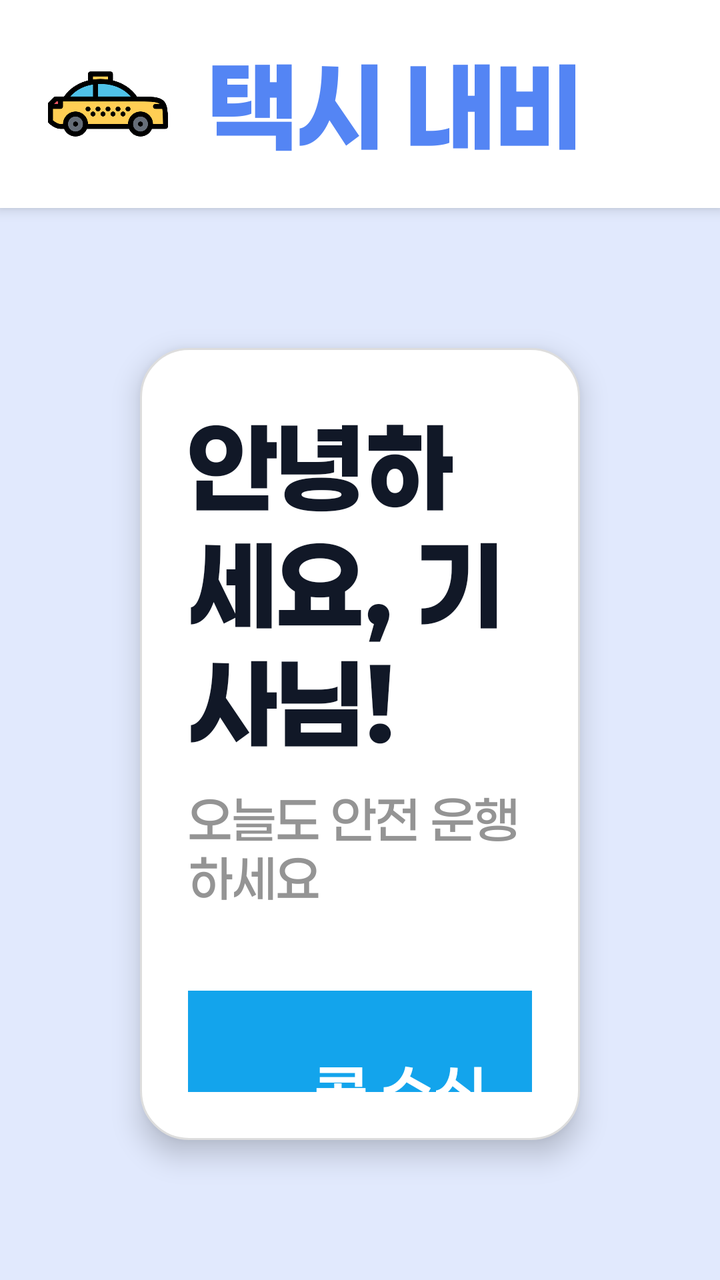
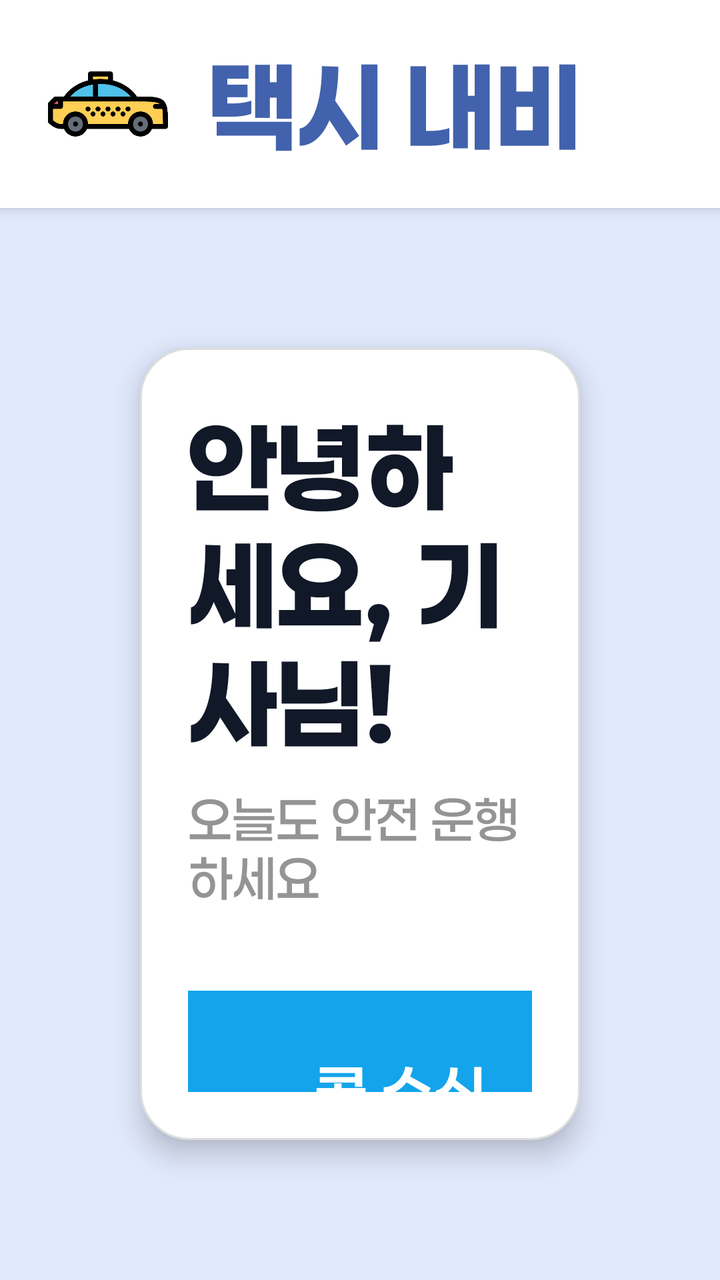

An Android layout rendered at two revisions. The XML below is the earlier revision; the diff shows what the commit changed to produce the second picture.
<!-- AndroidManifest.xml: activity theme Theme.TaxiApp -->
<!-- res/layout/activity_main.xml -->
<?xml version="1.0" encoding="utf-8"?>
<RelativeLayout xmlns:android="http://schemas.android.com/apk/res/android"
    xmlns:app="http://schemas.android.com/apk/res-auto"
    android:layout_width="match_parent"
    android:layout_height="match_parent"
    android:background="#E1E9FD">

    
    <LinearLayout
        android:id="@+id/header"
        android:layout_width="match_parent"
        android:layout_height="104dp"
        android:background="#FFFFFF"
        android:elevation="4dp"
        android:orientation="horizontal"
        android:paddingStart="24dp"
        android:paddingEnd="24dp"
        android:gravity="center_vertical">

        <ImageView
            android:layout_width="60dp"
            android:layout_height="60dp"
            android:src="@drawable/taxi" />

        <TextView
            android:layout_width="wrap_content"
            android:layout_height="wrap_content"
            android:layout_marginStart="20dp"
            android:text="택시 내비"
            android:fontFamily="@font/f_extrabold"
            android:textAppearance="@style/TextAppearance.AppCompat.Body1"
            android:textColor="#5485F4"
            android:textSize="50sp" />
    </LinearLayout>

    
    <LinearLayout
        android:id="@+id/main_card"
        android:layout_width="850dp"
        android:layout_height="500dp"
        android:layout_below="@id/header"
        android:layout_margin="70dp"
        android:orientation="vertical"
        android:padding="24dp"
        android:background="@drawable/rounded_card"
        android:elevation="8dp"
        android:layout_centerHorizontal="true">

        
        <TextView
            android:layout_width="wrap_content"
            android:layout_height="wrap_content"
            android:text="안녕하세요, 기사님!"
            android:fontFamily="@font/f_extrabold"
            android:textSize="50sp"
            android:textColor="#111827"
            android:layout_gravity="center_horizontal"/>


        <TextView
            android:layout_width="wrap_content"
            android:layout_height="wrap_content"
            android:text="오늘도 안전 운행하세요"
            android:fontFamily="@font/f_medium"
            android:textSize="25sp"
            android:textColor="#949494"
            android:layout_marginTop="8dp"
            android:layout_gravity="center_horizontal" />

        
        <LinearLayout
            android:layout_width="match_parent"
            android:layout_height="300dp"
            android:layout_marginTop="40dp"
            android:orientation="vertical"
            android:gravity="center_horizontal">


            <Button
                android:id="@+id/btnCallReceive"
                android:layout_width="500dp"
                android:layout_height="100dp"
                android:layout_marginHorizontal="16dp"
                android:layout_marginBottom="40dp"
                android:background="@drawable/rounded_button_outline"
                android:backgroundTint="#13A4EC"
                android:contentDescription="콜 수신 버튼"
                android:drawableStart="@drawable/ic_phone"
                android:drawablePadding="16dp"
                android:elevation="2dp"
                android:fontFamily="@font/f_semibold"
                android:paddingTop="16dp"
                android:paddingBottom="16dp"
                android:text="콜 수신"
                android:textColor="#FFFFFF"
                android:textSize="30sp" />

            <Button
                android:id="@+id/btnRecommendSpot"
                android:layout_width="500dp"
                android:layout_height="100dp"
                android:layout_marginHorizontal="16dp"
                android:background="@drawable/rounded_button_solid"
                android:backgroundTint="#F97316"
                android:contentDescription="대기 장소 추천 버튼"
                android:drawableStart="@drawable/ic_marker"
                android:drawablePadding="16dp"
                android:elevation="2dp"
                android:fontFamily="@font/f_semibold"
                android:paddingTop="16dp"
                android:paddingBottom="16dp"
                android:text="대기 장소 추천"
                android:textColor="#FFFFFF"
                android:textSize="30sp" />
        </LinearLayout>
    </LinearLayout>

</RelativeLayout>
<!-- resources referenced by this layout -->
<resources>
  <!-- drawable ic_marker (drawable) -->
  <vector xmlns:android="http://schemas.android.com/apk/res/android"
      android:width="24dp"
      android:height="24dp"
      android:viewportWidth="24"
      android:viewportHeight="24">
      <path
          android:fillColor="#FFFFFF"
          android:pathData="M12,2C8.1,2 5,5.1 5,9c0,5.2 7,13 7,13s7-7.8 7-13c0-3.9-3.1-7-7-7zm0,9.5c-1.4,0-2.5-1.1-2.5-2.5S10.6,6.5 12,6.5 14.5,7.6 14.5,9 13.4,11.5 12,11.5z" />
  </vector>
  <!-- drawable ic_phone (drawable) -->
  <vector xmlns:android="http://schemas.android.com/apk/res/android"
      android:width="24dp"
      android:height="24dp"
      android:viewportWidth="24"
      android:viewportHeight="24">
      <path
          android:fillColor="#FFFFFF"
          android:pathData="M6.6,10.8c1.1,2.1 2.9,3.9 5,5l1.6-1.6c0.2-0.2 0.6-0.3 0.8-0.2 0.9,0.3 1.9,0.5 2.9,0.5 0.5,0 0.9,0.4 0.9,0.9v2.7c0,0.5-0.4,0.9-0.9,0.9C10.3,19.9 4.1,13.7 4.1,6.9 4.1,6.4 4.5,6 5,6h2.7c0.5,0 0.9,0.4 0.9,0.9 0,1 0.2,2 0.5,2.9 0.1,0.3 0,0.6-0.2,0.8L6.6,10.8z" />
  </vector>
  <!-- drawable rounded_button_outline (drawable) -->
  <?xml version="1.0" encoding="utf-8"?>
  <shape xmlns:android="http://schemas.android.com/apk/res/android"
      android:shape="rectangle">
      <solid android:color="#13A4EC" />
      <corners android:radius="12dp" />
      <stroke android:width="1dp" android:color="#D1D5DB"/>
  </shape>
  <!-- drawable rounded_button_solid (drawable) -->
  <?xml version="1.0" encoding="utf-8"?>
  <shape xmlns:android="http://schemas.android.com/apk/res/android"
      android:shape="rectangle">
      <solid android:color="#13A4EC" />
      <corners android:radius="12dp" />
  </shape>
  <!-- drawable rounded_card (drawable) -->
  <shape xmlns:android="http://schemas.android.com/apk/res/android"
      android:shape="rectangle">
  
      
      <solid android:color="#FFFFFF" />
  
      
      <corners android:radius="24dp" />
  
      
      <stroke android:width="1dp" android:color="#DDDDDD"/>
  </shape>
  <!-- drawable taxi: png bitmap (drawable, 14620 bytes) -->
  <style name="Theme.TaxiApp" parent="Theme.MaterialComponents.DayNight.NoActionBar">
          
          <item name="colorPrimary">@color/purple_500</item>
          <item name="colorPrimaryVariant">@color/purple_700</item>
          <item name="colorOnPrimary">@color/white</item>
          
          <item name="colorSecondary">@color/teal_200</item>
          <item name="colorSecondaryVariant">@color/teal_700</item>
          <item name="colorOnSecondary">@color/black</item>
          
          <item name="android:statusBarColor">?attr/colorPrimaryVariant</item>
          
      </style>
  <color name="purple_500">#FF6200EE</color>
  <color name="purple_700">#FF3700B3</color>
  <color name="white">#FFFFFFFF</color>
  <color name="teal_200">#FF03DAC5</color>
  <color name="teal_700">#FF018786</color>
  <color name="black">#FF000000</color>
</resources>

<!-- the commit's change to res/layout/activity_main.xml (unified diff, before → after) -->
@@ -29,7 +29,7 @@
             android:text="택시 내비"
             android:fontFamily="@font/f_extrabold"
             android:textAppearance="@style/TextAppearance.AppCompat.Body1"
-            android:textColor="#5485F4"
+            android:textColor="#4262AD"
             android:textSize="50sp" />
     </LinearLayout>
 
